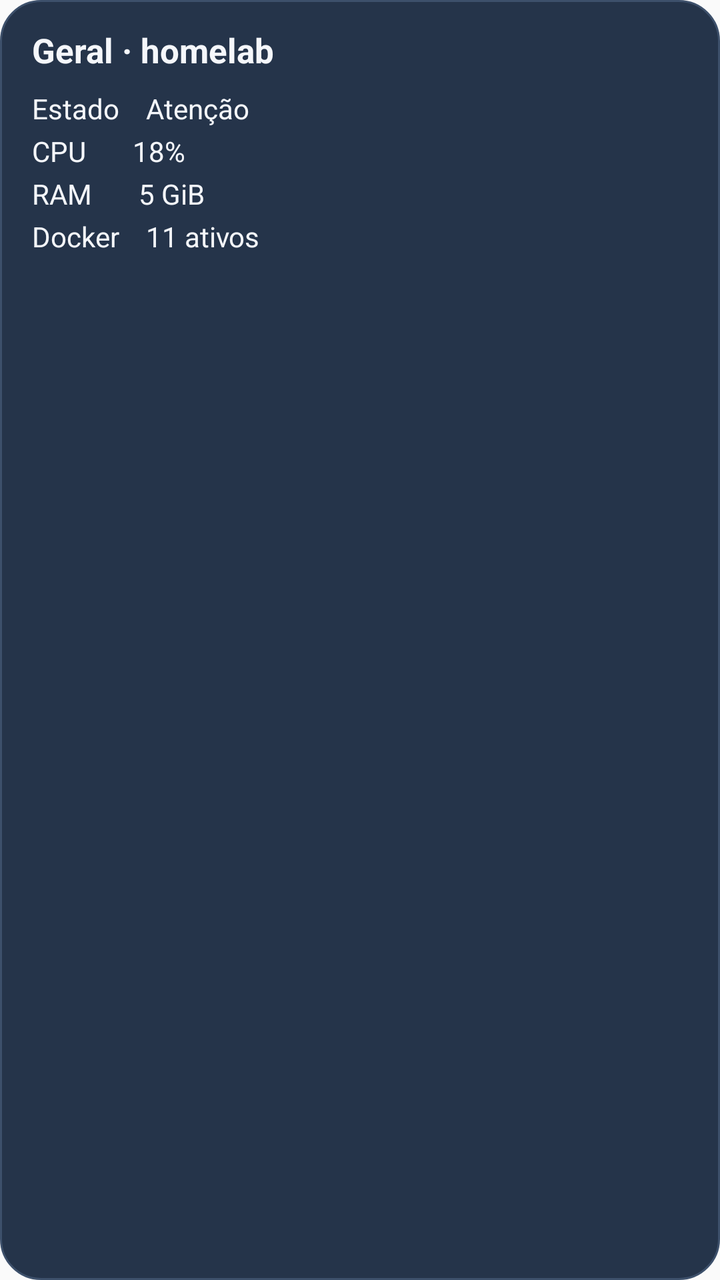
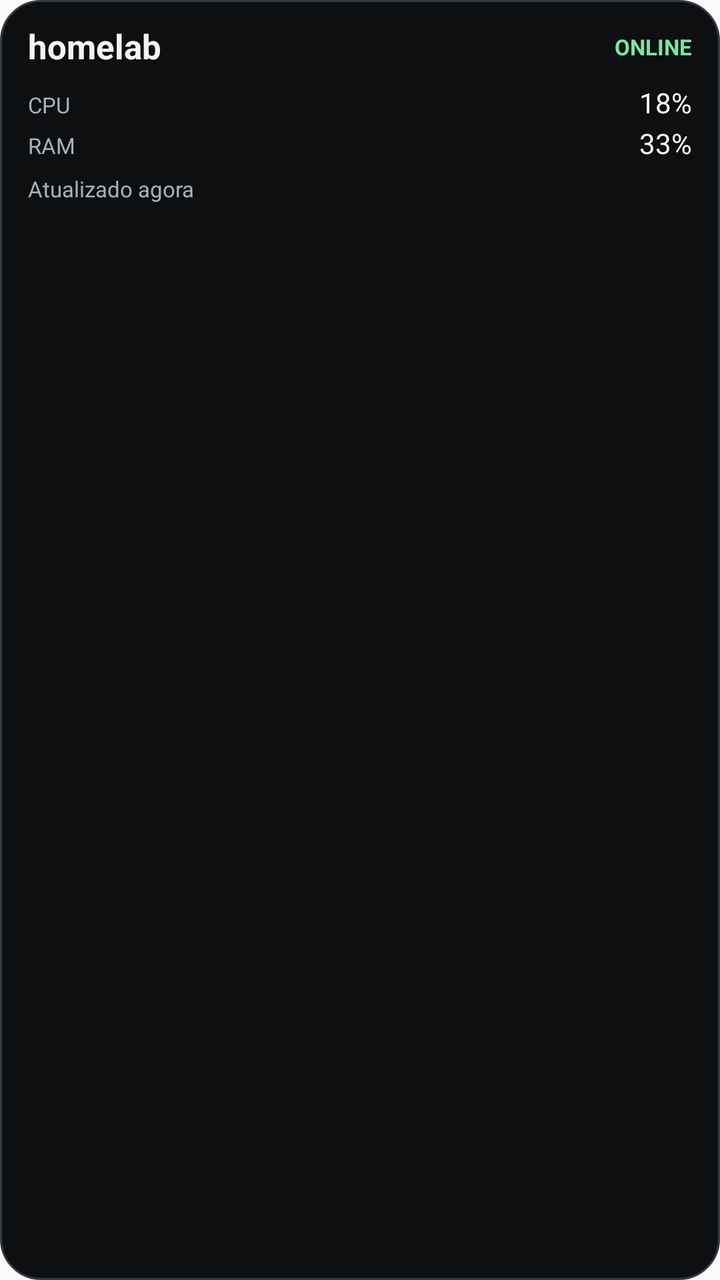

An Android layout rendered at two revisions. The XML below is the earlier revision; the diff shows what the commit changed to produce the second picture.
<!-- AndroidManifest.xml: application theme Theme.HomelabMonitor -->
<!-- res/layout/widget_preview_summary.xml -->
<LinearLayout xmlns:android="http://schemas.android.com/apk/res/android"
    android:layout_width="match_parent"
    android:layout_height="match_parent"
    android:orientation="vertical"
    android:padding="16dp"
    android:background="@drawable/widget_preview_background">

    <TextView
        style="@style/WidgetPreviewTitle"
        android:layout_width="wrap_content"
        android:layout_height="wrap_content"
        android:text="Geral · homelab" />

    <TextView style="@style/WidgetPreviewValue" android:layout_width="wrap_content" android:layout_height="wrap_content" android:layout_marginTop="11dp" android:text="Estado    Atenção" />
    <TextView style="@style/WidgetPreviewValue" android:layout_width="wrap_content" android:layout_height="wrap_content" android:layout_marginTop="5dp" android:text="CPU       18%" />
    <TextView style="@style/WidgetPreviewValue" android:layout_width="wrap_content" android:layout_height="wrap_content" android:layout_marginTop="5dp" android:text="RAM       5 GiB" />
    <TextView style="@style/WidgetPreviewValue" android:layout_width="wrap_content" android:layout_height="wrap_content" android:layout_marginTop="5dp" android:text="Docker    11 ativos" />
</LinearLayout>
<!-- resources referenced by this layout -->
<resources>
  <!-- drawable widget_preview_background (drawable) -->
  <shape xmlns:android="http://schemas.android.com/apk/res/android" android:shape="rectangle">
      <solid android:color="@color/widget_preview_background" />
      <corners android:radius="20dp" />
      <stroke
          android:width="1dp"
          android:color="@color/widget_preview_border" />
  </shape>
  <style name="WidgetPreviewTitle">
          <item name="android:textColor">@color/widget_preview_text</item>
          <item name="android:textSize">17sp</item>
          <item name="android:textStyle">bold</item>
          <item name="android:includeFontPadding">false</item>
      </style>
  <style name="WidgetPreviewValue">
          <item name="android:textColor">@color/widget_preview_text</item>
          <item name="android:textSize">14sp</item>
          <item name="android:includeFontPadding">false</item>
      </style>
  <style name="Theme.HomelabMonitor" parent="android:style/Theme.Material.Light.NoActionBar" />
  <color name="widget_preview_background">#25344A</color>
  <color name="widget_preview_border">#3D506B</color>
  <color name="widget_preview_text">#F5F7FB</color>
</resources>

<!-- the commit's change to res/layout/widget_preview_summary.xml (unified diff, before → after) -->
@@ -2,17 +2,49 @@
     android:layout_width="match_parent"
     android:layout_height="match_parent"
     android:orientation="vertical"
-    android:padding="16dp"
+    android:padding="14dp"
     android:background="@drawable/widget_preview_background">
 
+    <LinearLayout
+        android:layout_width="match_parent"
+        android:layout_height="wrap_content"
+        android:orientation="horizontal"
+        android:gravity="center_vertical">
+        <TextView
+            style="@style/WidgetPreviewTitle"
+            android:layout_width="0dp"
+            android:layout_height="wrap_content"
+            android:layout_weight="1"
+            android:text="homelab" />
+        <TextView
+            style="@style/WidgetPreviewCaption"
+            android:layout_width="wrap_content"
+            android:layout_height="wrap_content"
+            android:text="ONLINE"
+            android:textColor="@color/widget_preview_success"
+            android:textStyle="bold" />
+    </LinearLayout>
+
+    <LinearLayout
+        android:layout_width="match_parent"
+        android:layout_height="wrap_content"
+        android:layout_marginTop="10dp"
+        android:orientation="horizontal">
+        <TextView style="@style/WidgetPreviewCaption" android:layout_width="0dp" android:layout_height="wrap_content" android:layout_weight="1" android:text="CPU" />
+        <TextView style="@style/WidgetPreviewValue" android:layout_width="wrap_content" android:layout_height="wrap_content" android:text="18%" />
+    </LinearLayout>
+    <LinearLayout
+        android:layout_width="match_parent"
+        android:layout_height="wrap_content"
+        android:layout_marginTop="4dp"
+        android:orientation="horizontal">
+        <TextView style="@style/WidgetPreviewCaption" android:layout_width="0dp" android:layout_height="wrap_content" android:layout_weight="1" android:text="RAM" />
+        <TextView style="@style/WidgetPreviewValue" android:layout_width="wrap_content" android:layout_height="wrap_content" android:text="33%" />
+    </LinearLayout>
     <TextView
-        style="@style/WidgetPreviewTitle"
+        style="@style/WidgetPreviewCaption"
         android:layout_width="wrap_content"
         android:layout_height="wrap_content"
-        android:text="Geral · homelab" />
-
-    <TextView style="@style/WidgetPreviewValue" android:layout_width="wrap_content" android:layout_height="wrap_content" android:layout_marginTop="11dp" android:text="Estado    Atenção" />
-    <TextView style="@style/WidgetPreviewValue" android:layout_width="wrap_content" android:layout_height="wrap_content" android:layout_marginTop="5dp" android:text="CPU       18%" />
-    <TextView style="@style/WidgetPreviewValue" android:layout_width="wrap_content" android:layout_height="wrap_content" android:layout_marginTop="5dp" android:text="RAM       5 GiB" />
-    <TextView style="@style/WidgetPreviewValue" android:layout_width="wrap_content" android:layout_height="wrap_content" android:layout_marginTop="5dp" android:text="Docker    11 ativos" />
+        android:layout_marginTop="8dp"
+        android:text="Atualizado agora" />
 </LinearLayout>
<!-- resource entries referenced after the edit -->
@@ -1,5 +1,6 @@
 <!-- resources referenced by this layout -->
 <resources>
+  <color name="widget_preview_success">#7CE5A1</color>
   <!-- drawable widget_preview_background (drawable) -->
   <shape xmlns:android="http://schemas.android.com/apk/res/android" android:shape="rectangle">
       <solid android:color="@color/widget_preview_background" />
@@ -8,6 +9,11 @@
           android:width="1dp"
           android:color="@color/widget_preview_border" />
   </shape>
+  <style name="WidgetPreviewCaption">
+          <item name="android:textColor">@color/widget_preview_muted</item>
+          <item name="android:textSize">11sp</item>
+          <item name="android:includeFontPadding">false</item>
+      </style>
   <style name="WidgetPreviewTitle">
           <item name="android:textColor">@color/widget_preview_text</item>
           <item name="android:textSize">17sp</item>
@@ -20,8 +26,9 @@
           <item name="android:includeFontPadding">false</item>
       </style>
   <style name="Theme.HomelabMonitor" parent="android:style/Theme.Material.Light.NoActionBar" />
-  <color name="widget_preview_background">#25344A</color>
-  <color name="widget_preview_border">#3D506B</color>
-  <color name="widget_preview_text">#F5F7FB</color>
+  <color name="widget_preview_background">#0D0F11</color>
+  <color name="widget_preview_border">#343A41</color>
+  <color name="widget_preview_muted">#A9B1BA</color>
+  <color name="widget_preview_text">#F1F3F5</color>
 </resources>
 
